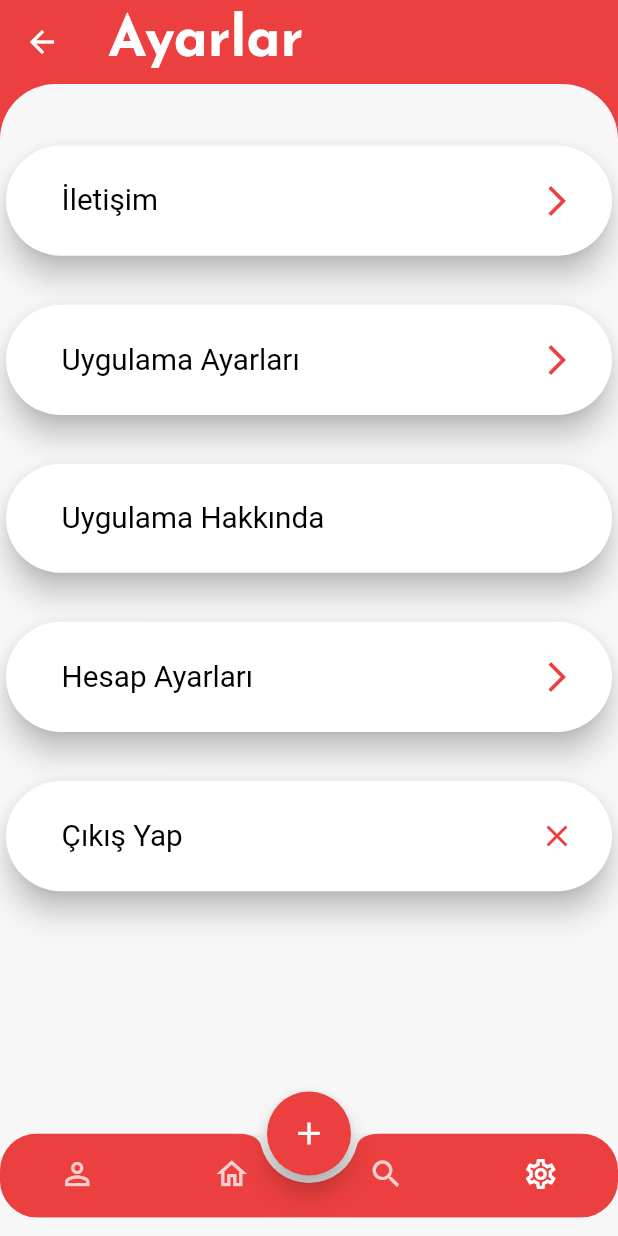
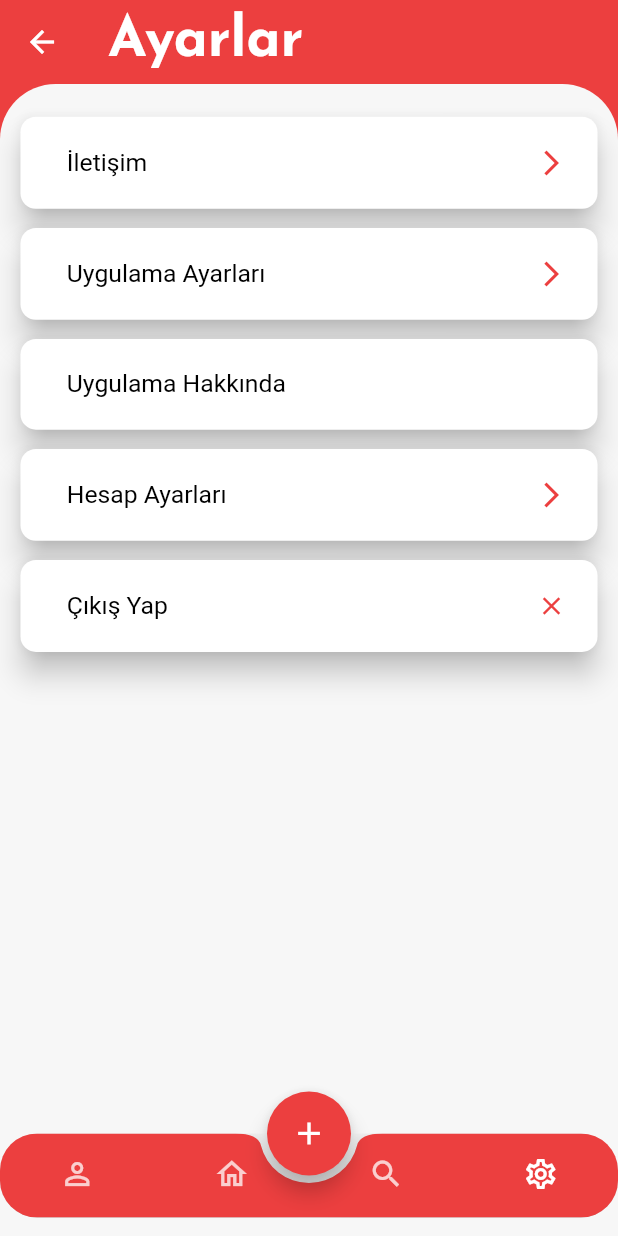
Before and after one commit to ketvolkan/Flutter-Stajerimi-Bul-App, a Flutter app: the SettingManagementView screen opened by its route, on a phone screen of 412 x 824 dp. Run offline on Flutter 3.47's test engine with Material 2 defaults, Android fonts, the phone set to English and light mode, and no system bars; our stand-ins replace animated_toggle_switch, date_time_picker, dio, fluttertoast, get, get_storage and 1 more; accounts and stored records are empty; network calls fail.

Commit message:
ufak değişiklik

```diff
--- a/lib/app/modules/app/views/employee_profile_management/employee_profile_management_view.dart
+++ b/lib/app/modules/app/views/employee_profile_management/employee_profile_management_view.dart
@@ -38,6 +38,7 @@ class EmployeeProfileManagementView extends GetView<EmployeeProfileManagementCon
   CustomAppBar get _buildAppBar => CustomAppBar(
         automaticallyImplyLeading: controller.isJustShow.value,
         title: Text(controller.name),
+        centerTitle: true,
         showLeadingBackIcon: controller.isJustShow.value,
         actions: [!controller.isJustShow.value ? editCvButton : const SizedBox()],
       );
--- a/lib/app/modules/app/views/setting_management/menu_buttons/menu_button.dart
+++ b/lib/app/modules/app/views/setting_management/menu_buttons/menu_button.dart
@@ -1,5 +1,6 @@
 import 'package:flutter/material.dart';
 import 'package:get/get.dart';
+import 'package:stajyerimibul/core/utils/utils.dart';
 
 import '../../../../common/widgets/cards/basic_card.dart';
 import '../setting_management_controller.dart';
@@ -28,8 +29,11 @@ class MenuButton extends StatelessWidget {
   SettingManagementController settingManagementController = Get.find<SettingManagementController>();
   @override
   Widget build(BuildContext context) {
-    return BasicCard(
+    return FittedBox(
+      child: BasicCard(
+        cardOutPadding: EdgeInsets.symmetric(horizontal: Utils.normalPadding),
         title: title,
+        borderRadius: Utils.normalBorderRadius,
         backArrow: isBack,
         onTap: onTap ??
             () {
@@ -39,6 +43,7 @@ class MenuButton extends StatelessWidget {
         goToCardDescription: onLeading,
         customLeadingIcon: customLeadingIcon,
         customLeadingWidget: customLeadingWidget,
+      ),
     );
   }
 }
--- a/lib/app/modules/app/views/setting_management/setting_management_view.dart
+++ b/lib/app/modules/app/views/setting_management/setting_management_view.dart
@@ -25,7 +25,7 @@ class SettingManagementView extends GetView<SettingManagementController> {
               return index == 0 ? SizedBox(height: Utils.normalPadding) : controller.selectedMenuItems[index - 1];
             },
             separatorBuilder: (context, index) {
-              return SizedBox(height: Utils.highPadding);
+              return SizedBox(height: Utils.lowPadding);
             },
             itemCount: controller.selectedMenuItems.length + 1,
           ),
--- a/lib/app/modules/common/widgets/cards/basic_card.dart
+++ b/lib/app/modules/common/widgets/cards/basic_card.dart
@@ -16,11 +16,13 @@ class BasicCard extends StatelessWidget {
   final bool backArrow;
   final int descriptionMaxLines;
   final Function()? onTap;
+  final double? borderRadius;
   final IconData? customLeadingIcon;
   final Widget? customLeadingWidget;
-
+  final EdgeInsets? cardOutPadding;
   const BasicCard({
     Key? key,
+    this.borderRadius,
     required this.title,
     this.description,
     this.createdAt,
@@ -31,15 +33,18 @@ class BasicCard extends StatelessWidget {
     this.backArrow = false,
     this.descriptionMaxLines = 3,
     this.customLeadingIcon,
+    this.cardOutPadding,
     this.customLeadingWidget,
   }) : super(key: key);
 
   @override
   Widget build(BuildContext context) {
-    return InkWell(
+    return Padding(
+      padding: cardOutPadding ?? EdgeInsets.zero,
+      child: InkWell(
         onTap: onTap ?? () {},
         child: Card(
-        shape: RoundedRectangleBorder(borderRadius: BorderRadius.circular(Utils.veryHighBorderRadius)),
+          shape: RoundedRectangleBorder(borderRadius: BorderRadius.circular(borderRadius ?? Utils.veryHighBorderRadius)),
           child: Column(
             children: [
               Padding(
@@ -102,7 +107,8 @@ class BasicCard extends StatelessWidget {
                           ? Container(
                               padding: description != null ? EdgeInsets.only(top: Utils.normalPadding) : EdgeInsets.zero,
                               alignment: description != null ? Alignment.centerLeft : Alignment.center,
-                            child: CustomText(createdAt.toString().substring(0, 10), style: AppTextStyle.basicCardTimeTextStyle),
+                              child:
+                                  CustomText(createdAt.toString().substring(0, 10), style: AppTextStyle.basicCardTimeTextStyle),
                             )
                           : const SizedBox(),
                     ],
@@ -113,6 +119,7 @@ class BasicCard extends StatelessWidget {
           elevation: 8,
           shadowColor: Get.theme.primaryColorDark,
         ),
+      ),
     );
   }
 }
```
Lines whose indentation alone changed are shown as unchanged.
